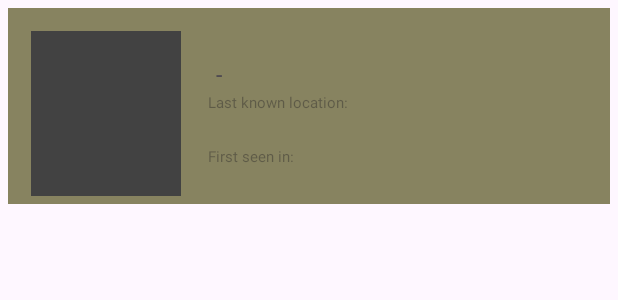
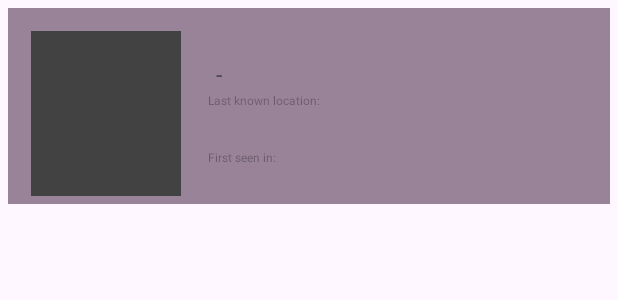
Before and after one commit to WooBears/CartoonAPI, an Android app: the layout item_cartoon.xml on its own in the app's theme, with its tools: preview values and no code run, on a phone screen of 412 x 824 dp. Shown: the top 300 px of the screen. Run offline under Robolectric (Android 15) with nearby library versions, the phone set to English and light mode, and no system bars; network calls fail.

Commit message:
cartoon API (2nd ex)

```diff
--- a/app/src/main/java/com/example/rickapi2ndex/MainActivity.kt
+++ b/app/src/main/java/com/example/rickapi2ndex/MainActivity.kt
@@ -1,15 +1,20 @@
 package com.example.rickapi2ndex
 
 import android.annotation.SuppressLint
+import android.os.Binder
 import androidx.appcompat.app.AppCompatActivity
 import android.os.Bundle
+import android.view.View
 import com.example.rickapi2ndex.adapter.CartoonAdapter
 import com.example.rickapi2ndex.data.CartoonApiService
 import com.example.rickapi2ndex.databinding.ActivityMainBinding
+import com.squareup.picasso.Picasso
 import dagger.hilt.android.AndroidEntryPoint
 import kotlinx.coroutines.CoroutineScope
 import kotlinx.coroutines.Dispatchers
+import kotlinx.coroutines.coroutineScope
 import kotlinx.coroutines.launch
+import retrofit2.Retrofit
 import javax.inject.Inject
 
 @AndroidEntryPoint
--- a/app/src/main/java/com/example/rickapi2ndex/adapter/CartoonAdapter.kt
+++ b/app/src/main/java/com/example/rickapi2ndex/adapter/CartoonAdapter.kt
@@ -1,13 +1,11 @@
 package com.example.rickapi2ndex.adapter
 
 import android.annotation.SuppressLint
-import android.util.Log
 import android.view.LayoutInflater
 import android.view.View
 import android.view.ViewGroup
 import androidx.recyclerview.widget.RecyclerView
 import com.example.rickapi2ndex.databinding.ItemCartoonBinding
-import com.example.rickapi2ndex.model.Character
 import com.example.rickapi2ndex.model.Result
 import com.squareup.picasso.Picasso
 
--- a/app/src/main/java/com/example/rickapi2ndex/data/CartoonApiService.kt
+++ b/app/src/main/java/com/example/rickapi2ndex/data/CartoonApiService.kt
@@ -8,11 +8,9 @@ import retrofit2.http.Path
 
 interface CartoonApiService {
 
-    //get all characters
     @GET("character")
     suspend fun getAllCartoons() : Character
 
-    //get a single character
     @GET("character/{id}")
-    suspend fun getSingleCartoons(@Path("id") id: Int): Result
+    suspend fun getAllCharacters(@Path("id") id: Int) : Result
 }
--- a/app/src/main/java/com/example/rickapi2ndex/model/Character.kt
+++ b/app/src/main/java/com/example/rickapi2ndex/model/Character.kt
@@ -4,6 +4,7 @@ data class Character (
     val info: Information,
     val results: List<Result>
 )
+
 data class Information (
     val count: Int,
     val pages: Int,
@@ -28,6 +29,7 @@ data class Origin(
     val name: String,
     val url: String
 )
+
 data class Location(
     val name: String,
     val url: String
--- a/app/src/main/res/layout/item_cartoon.xml
+++ b/app/src/main/res/layout/item_cartoon.xml
@@ -3,9 +3,8 @@
     xmlns:app="http://schemas.android.com/apk/res-auto"
     android:layout_width="match_parent"
     android:layout_height="wrap_content"
-    android:background="@color/white"
+    android:background="#998399"
     android:layout_margin="5dp"
-    android:backgroundTint="#878360"
     android:padding="5dp">
 
     <ImageView
@@ -41,8 +40,8 @@
 
     <de.hdodenhof.circleimageview.CircleImageView
         android:id="@+id/ci_dead_status"
-        android:layout_width="13dp"
-        android:layout_height="13dp"
+        android:layout_width="15dp"
+        android:layout_height="15dp"
         android:src="@mipmap/ic_launcher"
         android:visibility="gone"
         app:civ_border_color="#DF0517"
@@ -53,11 +52,11 @@
 
     <de.hdodenhof.circleimageview.CircleImageView
         android:id="@+id/ci_unknown_status"
-        android:layout_width="13dp"
-        android:layout_height="13dp"
+        android:layout_width="15dp"
+        android:layout_height="15dp"
         android:src="@mipmap/ic_launcher"
         android:visibility="gone"
-        app:civ_border_color="#999999"
+        app:civ_border_color="#878383"
         app:civ_border_width="12dp"
         app:layout_constraintBottom_toBottomOf="@+id/tv_status"
         app:layout_constraintEnd_toStartOf="@+id/tv_status"
@@ -100,7 +99,7 @@
         android:layout_height="wrap_content"
         android:layout_marginTop="5dp"
         android:hint="Last known location:"
-        android:textSize="10dp"
+        android:textSize="8dp"
         app:layout_constraintStart_toStartOf="@+id/tv_status"
         app:layout_constraintTop_toBottomOf="@+id/tv_status" />
 
@@ -116,9 +115,9 @@
         android:id="@+id/tv_hint_seen_in"
         android:layout_width="wrap_content"
         android:layout_height="wrap_content"
+        android:layout_marginTop="10dp"
         android:hint="First seen in:"
-        android:layout_marginTop="5dp"
-        android:textSize="10dp"
+        android:textSize="8dp"
         app:layout_constraintStart_toStartOf="@+id/tv_location"
         app:layout_constraintTop_toBottomOf="@+id/tv_location" />
 
```
